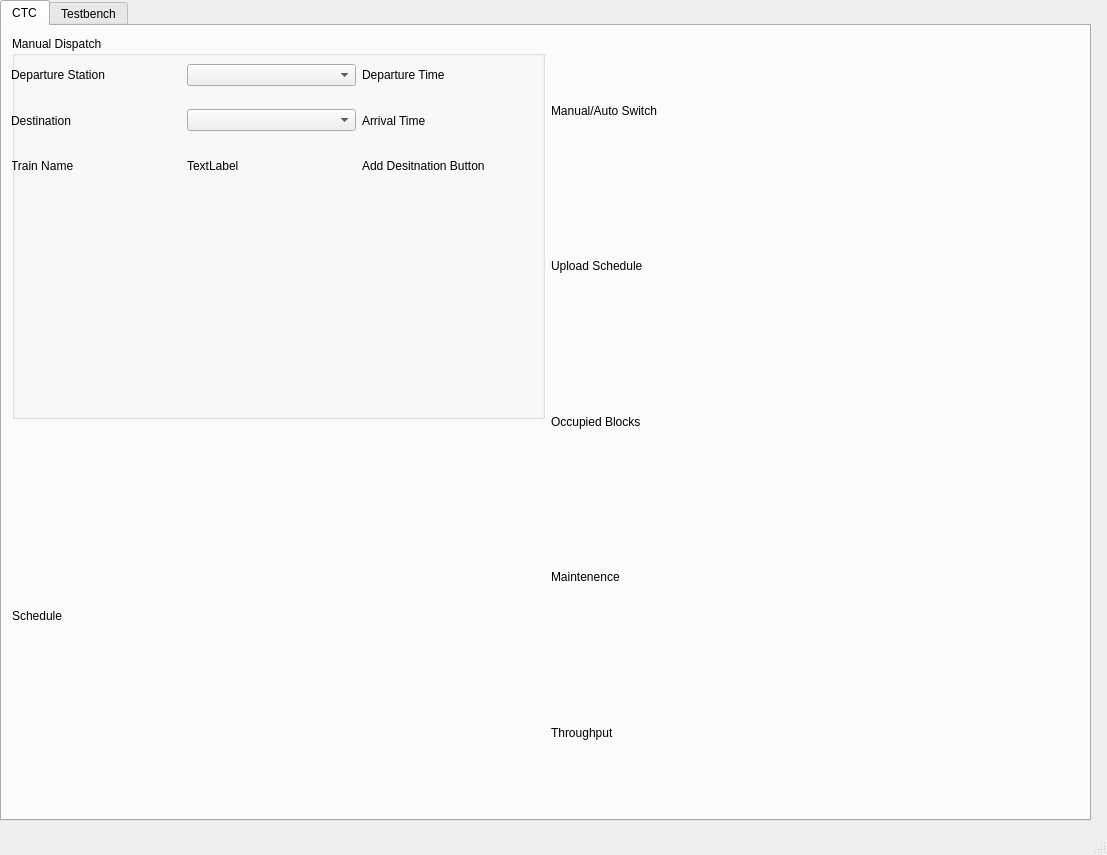
This is CTC/CTC_UI.ui in asmithie13/ECE-1140 as Qt 5 draws it before an edit. The edited form follows.
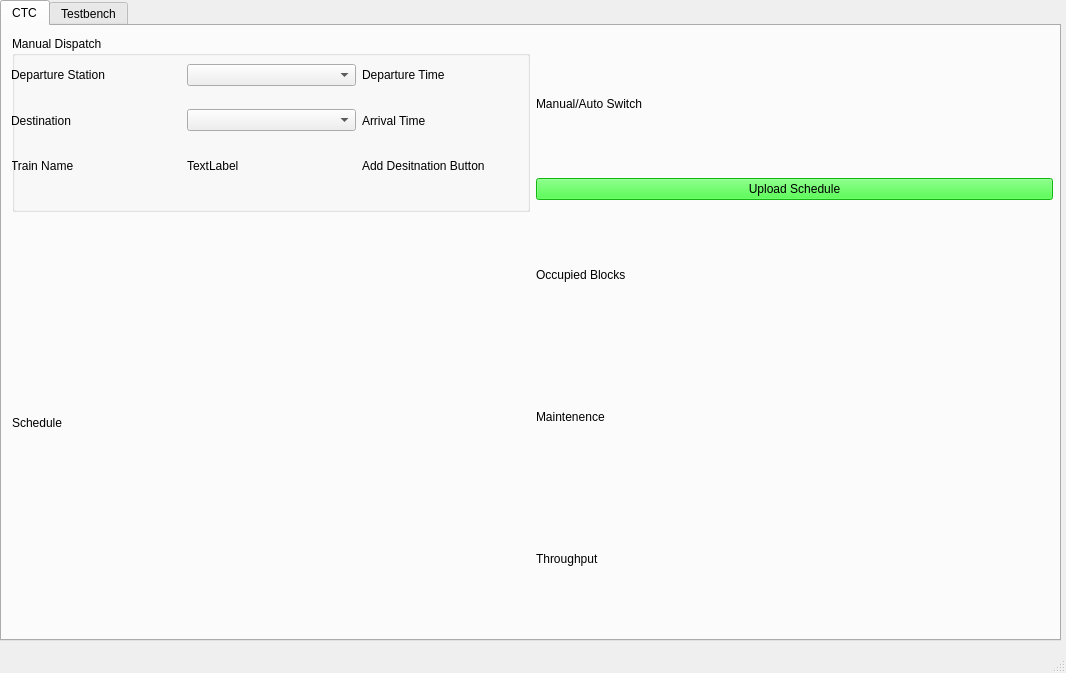
This is the edited form.

Patch:
```diff
--- a/CTC/CTC_UI.ui
+++ b/CTC/CTC_UI.ui
@@ -6,8 +6,8 @@
    <rect>
     <x>0</x>
     <y>0</y>
-    <width>1107</width>
-    <height>855</height>
+    <width>1066</width>
+    <height>673</height>
    </rect>
   </property>
   <property name="windowTitle">
@@ -18,14 +18,22 @@
     <property name="geometry">
      <rect>
       <x>0</x>
-      <y>0</y>
-      <width>1091</width>
-      <height>821</height>
+      <y>-10</y>
+      <width>1041</width>
+      <height>621</height>
      </rect>
     </property>
-    <layout class="QVBoxLayout" name="MainLayout">
-     <item>
+    <layout class="QVBoxLayout" name="MainLayout"/>
+   </widget>
       <widget class="QTabWidget" name="tabWidget">
+    <property name="geometry">
+     <rect>
+      <x>0</x>
+      <y>0</y>
+      <width>1061</width>
+      <height>641</height>
+     </rect>
+    </property>
        <property name="currentIndex">
         <number>0</number>
        </property>
@@ -38,13 +46,13 @@
           <rect>
            <x>10</x>
            <y>10</y>
-           <width>1071</width>
-           <height>771</height>
+        <width>1041</width>
+        <height>591</height>
           </rect>
          </property>
          <layout class="QHBoxLayout" name="horizontalLayout">
           <item>
-           <layout class="QVBoxLayout" name="verticalLayout">
+        <layout class="QVBoxLayout" name="verticalLayout" stretch="3,7">
             <item>
              <widget class="QGroupBox" name="groupBox">
               <property name="title">
@@ -195,7 +203,422 @@
              </widget>
             </item>
             <item>
-             <widget class="QLabel" name="label_10">
+          <widget class="QPushButton" name="UploadButton">
+           <property name="palette">
+            <palette>
+             <active>
+              <colorrole role="WindowText">
+               <brush brushstyle="SolidPattern">
+                <color alpha="255">
+                 <red>0</red>
+                 <green>0</green>
+                 <blue>0</blue>
+                </color>
+               </brush>
+              </colorrole>
+              <colorrole role="Button">
+               <brush brushstyle="SolidPattern">
+                <color alpha="255">
+                 <red>28</red>
+                 <green>255</green>
+                 <blue>25</blue>
+                </color>
+               </brush>
+              </colorrole>
+              <colorrole role="Light">
+               <brush brushstyle="SolidPattern">
+                <color alpha="255">
+                 <red>154</red>
+                 <green>255</green>
+                 <blue>153</blue>
+                </color>
+               </brush>
+              </colorrole>
+              <colorrole role="Midlight">
+               <brush brushstyle="SolidPattern">
+                <color alpha="255">
+                 <red>91</red>
+                 <green>255</green>
+                 <blue>89</blue>
+                </color>
+               </brush>
+              </colorrole>
+              <colorrole role="Dark">
+               <brush brushstyle="SolidPattern">
+                <color alpha="255">
+                 <red>14</red>
+                 <green>127</green>
+                 <blue>12</blue>
+                </color>
+               </brush>
+              </colorrole>
+              <colorrole role="Mid">
+               <brush brushstyle="SolidPattern">
+                <color alpha="255">
+                 <red>18</red>
+                 <green>170</green>
+                 <blue>16</blue>
+                </color>
+               </brush>
+              </colorrole>
+              <colorrole role="Text">
+               <brush brushstyle="SolidPattern">
+                <color alpha="255">
+                 <red>0</red>
+                 <green>0</green>
+                 <blue>0</blue>
+                </color>
+               </brush>
+              </colorrole>
+              <colorrole role="BrightText">
+               <brush brushstyle="SolidPattern">
+                <color alpha="255">
+                 <red>255</red>
+                 <green>255</green>
+                 <blue>255</blue>
+                </color>
+               </brush>
+              </colorrole>
+              <colorrole role="ButtonText">
+               <brush brushstyle="SolidPattern">
+                <color alpha="255">
+                 <red>0</red>
+                 <green>0</green>
+                 <blue>0</blue>
+                </color>
+               </brush>
+              </colorrole>
+              <colorrole role="Base">
+               <brush brushstyle="SolidPattern">
+                <color alpha="255">
+                 <red>255</red>
+                 <green>255</green>
+                 <blue>255</blue>
+                </color>
+               </brush>
+              </colorrole>
+              <colorrole role="Window">
+               <brush brushstyle="SolidPattern">
+                <color alpha="255">
+                 <red>28</red>
+                 <green>255</green>
+                 <blue>25</blue>
+                </color>
+               </brush>
+              </colorrole>
+              <colorrole role="Shadow">
+               <brush brushstyle="SolidPattern">
+                <color alpha="255">
+                 <red>0</red>
+                 <green>0</green>
+                 <blue>0</blue>
+                </color>
+               </brush>
+              </colorrole>
+              <colorrole role="AlternateBase">
+               <brush brushstyle="SolidPattern">
+                <color alpha="255">
+                 <red>141</red>
+                 <green>255</green>
+                 <blue>140</blue>
+                </color>
+               </brush>
+              </colorrole>
+              <colorrole role="ToolTipBase">
+               <brush brushstyle="SolidPattern">
+                <color alpha="255">
+                 <red>255</red>
+                 <green>255</green>
+                 <blue>220</blue>
+                </color>
+               </brush>
+              </colorrole>
+              <colorrole role="ToolTipText">
+               <brush brushstyle="SolidPattern">
+                <color alpha="255">
+                 <red>0</red>
+                 <green>0</green>
+                 <blue>0</blue>
+                </color>
+               </brush>
+              </colorrole>
+             </active>
+             <inactive>
+              <colorrole role="WindowText">
+               <brush brushstyle="SolidPattern">
+                <color alpha="255">
+                 <red>0</red>
+                 <green>0</green>
+                 <blue>0</blue>
+                </color>
+               </brush>
+              </colorrole>
+              <colorrole role="Button">
+               <brush brushstyle="SolidPattern">
+                <color alpha="255">
+                 <red>28</red>
+                 <green>255</green>
+                 <blue>25</blue>
+                </color>
+               </brush>
+              </colorrole>
+              <colorrole role="Light">
+               <brush brushstyle="SolidPattern">
+                <color alpha="255">
+                 <red>154</red>
+                 <green>255</green>
+                 <blue>153</blue>
+                </color>
+               </brush>
+              </colorrole>
+              <colorrole role="Midlight">
+               <brush brushstyle="SolidPattern">
+                <color alpha="255">
+                 <red>91</red>
+                 <green>255</green>
+                 <blue>89</blue>
+                </color>
+               </brush>
+              </colorrole>
+              <colorrole role="Dark">
+               <brush brushstyle="SolidPattern">
+                <color alpha="255">
+                 <red>14</red>
+                 <green>127</green>
+                 <blue>12</blue>
+                </color>
+               </brush>
+              </colorrole>
+              <colorrole role="Mid">
+               <brush brushstyle="SolidPattern">
+                <color alpha="255">
+                 <red>18</red>
+                 <green>170</green>
+                 <blue>16</blue>
+                </color>
+               </brush>
+              </colorrole>
+              <colorrole role="Text">
+               <brush brushstyle="SolidPattern">
+                <color alpha="255">
+                 <red>0</red>
+                 <green>0</green>
+                 <blue>0</blue>
+                </color>
+               </brush>
+              </colorrole>
+              <colorrole role="BrightText">
+               <brush brushstyle="SolidPattern">
+                <color alpha="255">
+                 <red>255</red>
+                 <green>255</green>
+                 <blue>255</blue>
+                </color>
+               </brush>
+              </colorrole>
+              <colorrole role="ButtonText">
+               <brush brushstyle="SolidPattern">
+                <color alpha="255">
+                 <red>0</red>
+                 <green>0</green>
+                 <blue>0</blue>
+                </color>
+               </brush>
+              </colorrole>
+              <colorrole role="Base">
+               <brush brushstyle="SolidPattern">
+                <color alpha="255">
+                 <red>255</red>
+                 <green>255</green>
+                 <blue>255</blue>
+                </color>
+               </brush>
+              </colorrole>
+              <colorrole role="Window">
+               <brush brushstyle="SolidPattern">
+                <color alpha="255">
+                 <red>28</red>
+                 <green>255</green>
+                 <blue>25</blue>
+                </color>
+               </brush>
+              </colorrole>
+              <colorrole role="Shadow">
+               <brush brushstyle="SolidPattern">
+                <color alpha="255">
+                 <red>0</red>
+                 <green>0</green>
+                 <blue>0</blue>
+                </color>
+               </brush>
+              </colorrole>
+              <colorrole role="AlternateBase">
+               <brush brushstyle="SolidPattern">
+                <color alpha="255">
+                 <red>141</red>
+                 <green>255</green>
+                 <blue>140</blue>
+                </color>
+               </brush>
+              </colorrole>
+              <colorrole role="ToolTipBase">
+               <brush brushstyle="SolidPattern">
+                <color alpha="255">
+                 <red>255</red>
+                 <green>255</green>
+                 <blue>220</blue>
+                </color>
+               </brush>
+              </colorrole>
+              <colorrole role="ToolTipText">
+               <brush brushstyle="SolidPattern">
+                <color alpha="255">
+                 <red>0</red>
+                 <green>0</green>
+                 <blue>0</blue>
+                </color>
+               </brush>
+              </colorrole>
+             </inactive>
+             <disabled>
+              <colorrole role="WindowText">
+               <brush brushstyle="SolidPattern">
+                <color alpha="255">
+                 <red>14</red>
+                 <green>127</green>
+                 <blue>12</blue>
+                </color>
+               </brush>
+              </colorrole>
+              <colorrole role="Button">
+               <brush brushstyle="SolidPattern">
+                <color alpha="255">
+                 <red>28</red>
+                 <green>255</green>
+                 <blue>25</blue>
+                </color>
+               </brush>
+              </colorrole>
+              <colorrole role="Light">
+               <brush brushstyle="SolidPattern">
+                <color alpha="255">
+                 <red>154</red>
+                 <green>255</green>
+                 <blue>153</blue>
+                </color>
+               </brush>
+              </colorrole>
+              <colorrole role="Midlight">
+               <brush brushstyle="SolidPattern">
+                <color alpha="255">
+                 <red>91</red>
+                 <green>255</green>
+                 <blue>89</blue>
+                </color>
+               </brush>
+              </colorrole>
+              <colorrole role="Dark">
+               <brush brushstyle="SolidPattern">
+                <color alpha="255">
+                 <red>14</red>
+                 <green>127</green>
+                 <blue>12</blue>
+                </color>
+               </brush>
+              </colorrole>
+              <colorrole role="Mid">
+               <brush brushstyle="SolidPattern">
+                <color alpha="255">
+                 <red>18</red>
+                 <green>170</green>
+                 <blue>16</blue>
+                </color>
+               </brush>
+              </colorrole>
+              <colorrole role="Text">
+               <brush brushstyle="SolidPattern">
+                <color alpha="255">
+                 <red>14</red>
+                 <green>127</green>
+                 <blue>12</blue>
+                </color>
+               </brush>
+              </colorrole>
+              <colorrole role="BrightText">
+               <brush brushstyle="SolidPattern">
+                <color alpha="255">
+                 <red>255</red>
+                 <green>255</green>
+                 <blue>255</blue>
+                </color>
+               </brush>
+              </colorrole>
+              <colorrole role="ButtonText">
+               <brush brushstyle="SolidPattern">
+                <color alpha="255">
+                 <red>14</red>
+                 <green>127</green>
+                 <blue>12</blue>
+                </color>
+               </brush>
+              </colorrole>
+              <colorrole role="Base">
+               <brush brushstyle="SolidPattern">
+                <color alpha="255">
+                 <red>28</red>
+                 <green>255</green>
+                 <blue>25</blue>
+                </color>
+               </brush>
+              </colorrole>
+              <colorrole role="Window">
+               <brush brushstyle="SolidPattern">
+                <color alpha="255">
+                 <red>28</red>
+                 <green>255</green>
+                 <blue>25</blue>
+                </color>
+               </brush>
+              </colorrole>
+              <colorrole role="Shadow">
+               <brush brushstyle="SolidPattern">
+                <color alpha="255">
+                 <red>0</red>
+                 <green>0</green>
+                 <blue>0</blue>
+                </color>
+               </brush>
+              </colorrole>
+              <colorrole role="AlternateBase">
+               <brush brushstyle="SolidPattern">
+                <color alpha="255">
+                 <red>28</red>
+                 <green>255</green>
+                 <blue>25</blue>
+                </color>
+               </brush>
+              </colorrole>
+              <colorrole role="ToolTipBase">
+               <brush brushstyle="SolidPattern">
+                <color alpha="255">
+                 <red>255</red>
+                 <green>255</green>
+                 <blue>220</blue>
+                </color>
+               </brush>
+              </colorrole>
+              <colorrole role="ToolTipText">
+               <brush brushstyle="SolidPattern">
+                <color alpha="255">
+                 <red>0</red>
+                 <green>0</green>
+                 <blue>0</blue>
+                </color>
+               </brush>
+              </colorrole>
+             </disabled>
+            </palette>
+           </property>
               <property name="text">
                <string>Upload Schedule</string>
               </property>
@@ -232,9 +655,6 @@
          <string>Testbench</string>
         </attribute>
        </widget>
-      </widget>
-     </item>
-    </layout>
    </widget>
   </widget>
   <widget class="QStatusBar" name="statusbar"/>
```
Lines whose indentation alone changed are shown as unchanged.
